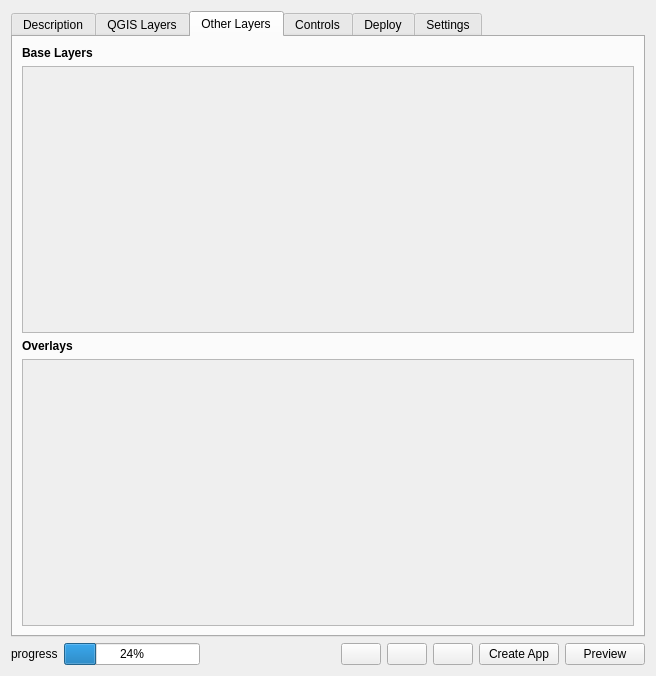
Before: the Qt Designer form webappbuilder/ui_maindialog.ui in planetfederal/qgis-webappbuilder-plugin, drawn with Qt 5.
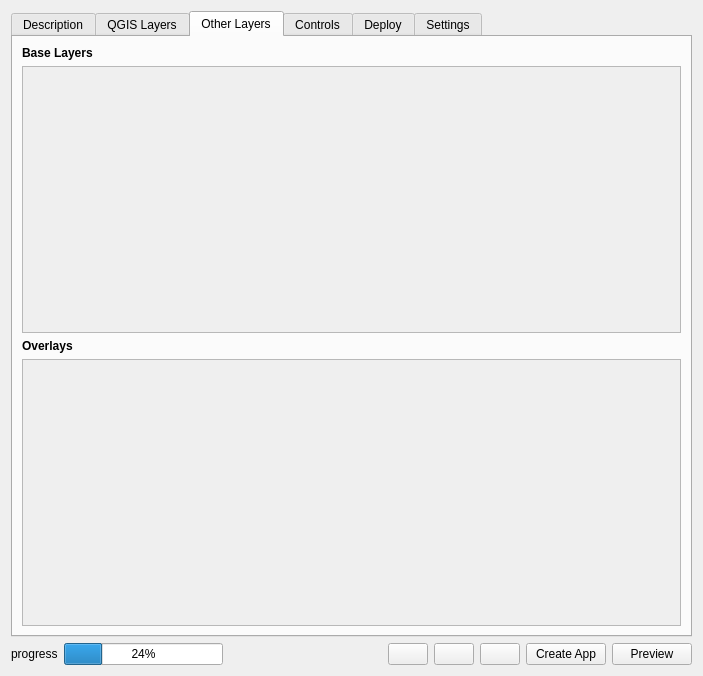
After: the same form once the commit is applied. Icons and pictures are not drawn.

Commit message:
made main dialog slightly wider
fixes #47

```diff
--- a/webappbuilder/ui_maindialog.ui
+++ b/webappbuilder/ui_maindialog.ui
@@ -6,7 +6,7 @@
    <rect>
     <x>0</x>
     <y>0</y>
-    <width>656</width>
+    <width>703</width>
     <height>676</height>
    </rect>
   </property>
@@ -258,7 +258,7 @@
            <rect>
             <x>0</x>
             <y>0</y>
-            <width>612</width>
+            <width>659</width>
             <height>267</height>
            </rect>
           </property>
@@ -289,7 +289,7 @@
            <rect>
             <x>0</x>
             <y>0</y>
-            <width>612</width>
+            <width>659</width>
             <height>267</height>
            </rect>
           </property>
```
Left out of the diff: 2 changed lines with no effect on the pictures. The commit also changes 1 other file.
